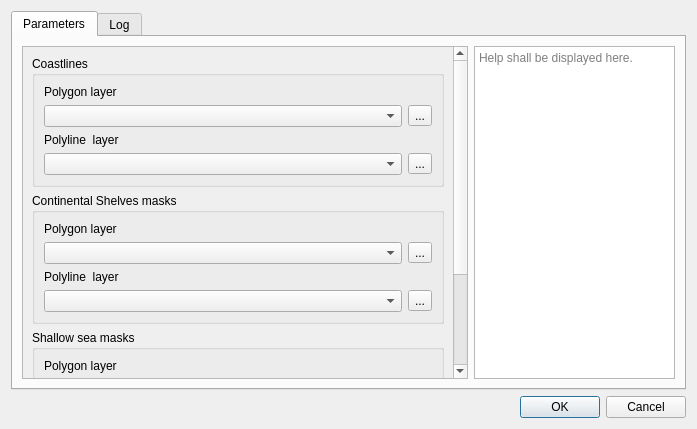
Before: the Qt Designer form mask_maker_dialog_base.ui in jaminzoda/terra-antiqua, drawn with Qt 5.
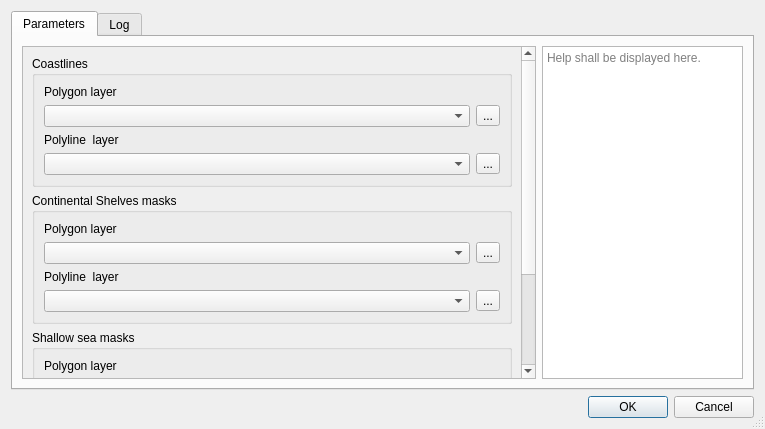
After: the same form once the commit is applied. Custom widgets are drawn as their Qt base class.

Patch:
```diff
--- a/mask_maker_dialog_base.ui
+++ b/mask_maker_dialog_base.ui
@@ -6,7 +6,7 @@
    <rect>
     <x>0</x>
     <y>0</y>
-    <width>697</width>
+    <width>765</width>
     <height>429</height>
    </rect>
   </property>
@@ -19,6 +19,9 @@
   <property name="windowTitle">
    <string>Paleogeography - Mask preparation</string>
   </property>
+  <property name="sizeGripEnabled">
+   <bool>true</bool>
+  </property>
   <layout class="QVBoxLayout" name="verticalLayout_11">
    <item>
     <widget class="QTabWidget" name="tabWidget">
@@ -44,9 +47,9 @@
             <property name="geometry">
              <rect>
               <x>0</x>
-              <y>-108</y>
-              <width>427</width>
-              <height>466</height>
+              <y>0</y>
+              <width>500</width>
+              <height>552</height>
              </rect>
             </property>
             <layout class="QGridLayout" name="gridLayout_2">
```
